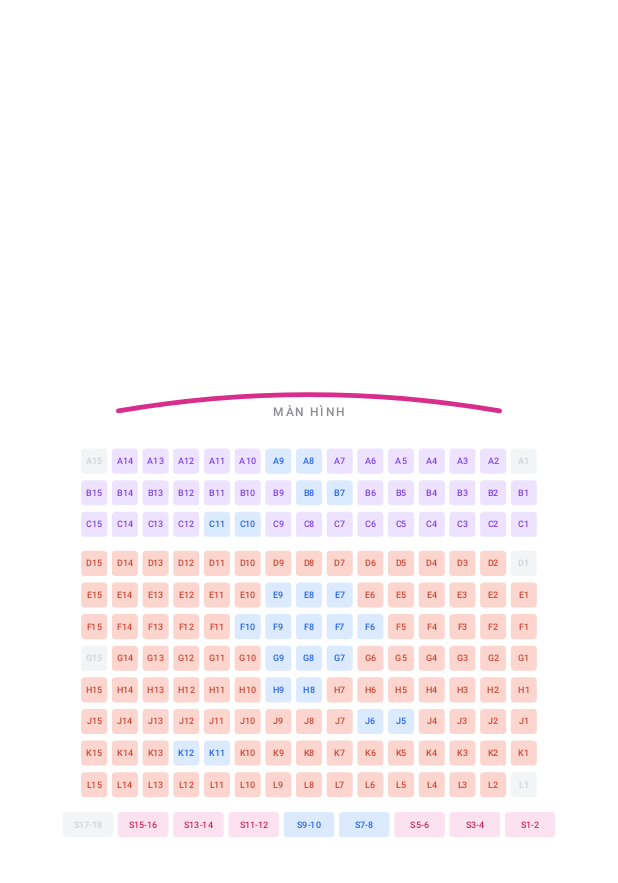
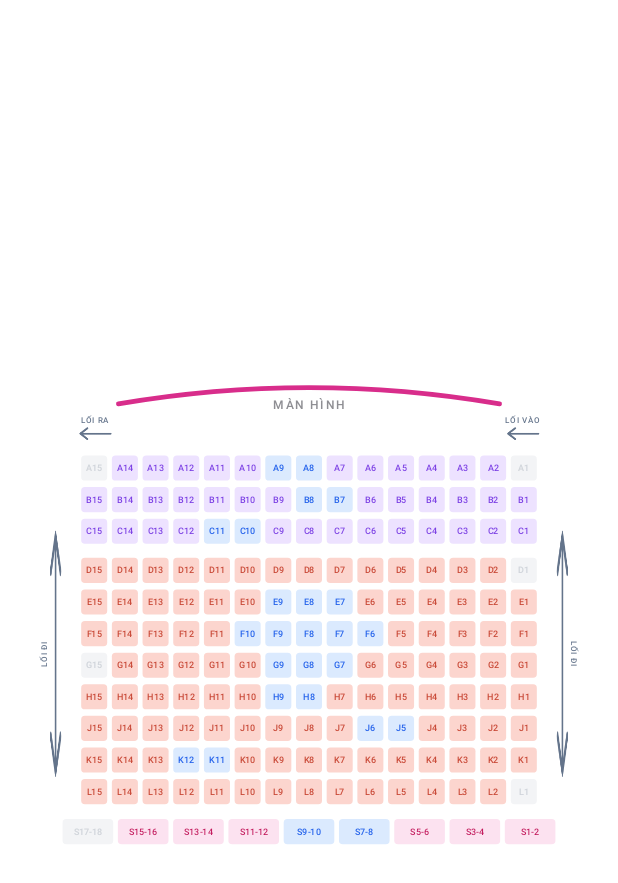
Before and after one commit to FlyingCat-0202/Cinema-seat, an Android app built with Jetpack Compose: the screen it shows after launch (MainActivity), on a phone screen of 412 x 824 dp. Shown: the top 883 px of the screen. Run offline under Robolectric (Android 15) with nearby library versions, the phone set to English and light mode, and no system bars.

Commit message:
add arrows to navigate entrances along with texts

```diff
--- a/app/src/main/java/com/example/cinemaseat/model/CinemaLayoutGenerator.kt
+++ b/app/src/main/java/com/example/cinemaseat/model/CinemaLayoutGenerator.kt
@@ -7,7 +7,7 @@ import androidx.compose.ui.geometry.Rect
  * - Hàng A, B, C (Ghế Thường): 3 hàng x 15 ghế (đánh số 15 -> 1 từ trái sang phải) = 45 ghế
  * - Hàng D, E, F, G, H, J, K, L (Ghế VIP, bỏ qua chữ I): 8 hàng x 15 ghế = 120 ghế
  * - Hàng S (Ghế Đôi / Sweetbox): 1 hàng x 9 ghế đôi = 9 ghế đôi
- * Tổng: 174 ghế + 1 Màn hình + 2 Lối đi hai bên = 177 đối tượng (đạt chuẩn 150–250 đối tượng).
+ * Tổng: 174 ghế + 1 Màn hình + 3 Lối đi (trái, phải, và hành lang Ra/Vào phía trên) = 178 đối tượng (đạt chuẩn 150–250 đối tượng).
  */
 object CinemaLayoutGenerator {
 
@@ -48,7 +48,7 @@ object CinemaLayoutGenerator {
             bottom = 104f
         )
 
-        var currentY = 185f
+        var currentY = 215f
 
         // --- KHU 1: GHẾ THƯỜNG (Hàng A, B, C - 3 hàng x 15 = 45 ghế) ---
         val standardRows = listOf("A", "B", "C")
@@ -115,27 +115,41 @@ object CinemaLayoutGenerator {
         }
         currentY += SEAT_HEIGHT + ROW_GAP_Y
 
-        val seatsTop = 180f
+        val seatsTop = 210f
         val seatsBottom = currentY + 8f
         val worldHeight = seatsBottom + 56f
+        val corridorLeft = LEFT_MARGIN - 12f
+        val corridorRight = contentRight + 20f + SIDE_AISLE_WIDTH + 12f
 
         val entrances = listOf(
+            // 1. Lối đi dọc bên trái (mũi tên 2 chiều lên/xuống)
             Entrance(
-                label = "LỐI ĐI",
+                label = "LỐI ĐI TRÁI",
                 bounds = Rect(
-                    left = LEFT_MARGIN - 12f,
+                    left = corridorLeft,
                     top = seatsTop,
                     right = LEFT_MARGIN + SIDE_AISLE_WIDTH,
                     bottom = seatsBottom
                 )
             ),
+            // 2. Lối đi dọc bên phải (mũi tên 2 chiều lên/xuống)
             Entrance(
-                label = "LỐI ĐI",
+                label = "LỐI ĐI PHẢI",
                 bounds = Rect(
                     left = contentRight + 20f,
                     top = seatsTop,
-                    right = contentRight + 20f + SIDE_AISLE_WIDTH + 12f,
+                    right = corridorRight,
                     bottom = seatsBottom
+                )
+            ),
+            // 3. Hành lang ngang phía trên (gom cả đầu Ra bên trái & đầu Vào bên phải thành 1 Entrance)
+            Entrance(
+                label = "RA / VÀO",
+                bounds = Rect(
+                    left = corridorLeft,
+                    top = 148f,
+                    right = corridorRight,
+                    bottom = 198f
                 )
             )
         )
--- a/app/src/main/java/com/example/cinemaseat/ui/components/CinemaCanvas.kt
+++ b/app/src/main/java/com/example/cinemaseat/ui/components/CinemaCanvas.kt
@@ -14,14 +14,20 @@ import androidx.compose.ui.graphics.Color
 import androidx.compose.ui.graphics.Path
 import androidx.compose.ui.graphics.StrokeCap
 import androidx.compose.ui.graphics.drawscope.Stroke
+import androidx.compose.ui.graphics.drawscope.rotate
+import androidx.compose.ui.graphics.drawscope.translate
 import androidx.compose.ui.graphics.drawscope.withTransform
+import androidx.compose.ui.graphics.vector.ImageVector
+import androidx.compose.ui.graphics.vector.rememberVectorPainter
 import androidx.compose.ui.platform.LocalDensity
+import androidx.compose.ui.res.vectorResource
 import androidx.compose.ui.text.TextStyle
 import androidx.compose.ui.text.drawText
 import androidx.compose.ui.text.font.FontWeight
 import androidx.compose.ui.text.rememberTextMeasurer
 import androidx.compose.ui.tooling.preview.Preview
 import androidx.compose.ui.unit.sp
+import com.example.cinemaseat.R
 import com.example.cinemaseat.model.CinemaLayoutGenerator
 import com.example.cinemaseat.model.Seat
 import com.example.cinemaseat.model.SeatStatus
@@ -57,6 +63,18 @@ fun CinemaCanvas(
             letterSpacing = with(density) { 4f.toSp() }
         )
     }
+    val entranceTextStyle = remember(density) {
+        val fontSp = with(density) { 18f.toSp() }
+        TextStyle(
+            color = Color(0xFF64748B),
+            fontSize = fontSp,
+            fontWeight = FontWeight.SemiBold,
+            letterSpacing = with(density) { 1.5f.toSp() }
+        )
+    }
+
+    val monoarrow = rememberVectorPainter(ImageVector.vectorResource(R.drawable.mono_direction_arrow))
+    val biarrow = rememberVectorPainter(ImageVector.vectorResource(R.drawable.bidirection_arrow))
 
     Box(
         modifier = modifier
@@ -126,6 +144,80 @@ fun CinemaCanvas(
                         )
                     )
                 }
+
+                for (entrance in hall.entrances) {
+                    if (entrance.label == "RA / VÀO") {
+                        val arrowW = 80f
+                        val arrowH = 40f
+
+                        // 1. Mũi tên đơn trái + chữ "LỐI RA" phía trên
+                        val leftArrowX = entrance.bounds.left + arrowW
+                        translate(left = leftArrowX, top = entrance.bounds.top) {
+                            with(monoarrow) {
+                                draw(size = Size(arrowW, arrowH))
+                            }
+                        }
+
+                        val exitText = textMeasurer.measure("LỐI RA", style = entranceTextStyle)
+                        drawText(
+                            textLayoutResult = exitText,
+                            topLeft = Offset(
+                                x = leftArrowX + arrowW / 2f - exitText.size.width / 2f,
+                                y = entrance.bounds.top - exitText.size.height + 2f
+                            )
+                        )
+
+                        // 2. Mũi tên đơn phải + chữ "LỐI VÀO" phía trên
+                        val rightArrowX = entrance.bounds.right - arrowW * 2
+                        translate(left = rightArrowX, top = entrance.bounds.top) {
+                            with(monoarrow) {
+                                draw(size = Size(arrowW, arrowH))
+                            }
+                        }
+
+                        val entryText = textMeasurer.measure("LỐI VÀO", style = entranceTextStyle)
+                        drawText(
+                            textLayoutResult = entryText,
+                            topLeft = Offset(
+                                x = rightArrowX + arrowW / 2f - entryText.size.width / 2f,
+                                y = entrance.bounds.top - entryText.size.height + 2f
+                            )
+                        )
+                    } else {
+                        val arrowWidth = 35f
+                        val arrowHeight = 600f
+
+                        translate(
+                            left = entrance.bounds.center.x - arrowWidth / 2f,
+                            top = entrance.bounds.center.y - arrowHeight / 2f
+                        ) {
+                            with(biarrow) {
+                                draw(size = Size(arrowWidth, arrowHeight))
+                            }
+                        }
+
+                        val isLeftAisle = entrance.label == "LỐI ĐI TRÁI"
+                        val rotationAngle = if (isLeftAisle) -90f else 90f
+                        val sideOffset = if (isLeftAisle) -24f else 24f
+                        val labelCenter = Offset(
+                            x = entrance.bounds.center.x + sideOffset,
+                            y = entrance.bounds.center.y
+                        )
+                        val aisleText = textMeasurer.measure("LỐI ĐI", style = entranceTextStyle)
+
+                        rotate(degrees = rotationAngle, pivot = labelCenter) {
+                            drawText(
+                                textLayoutResult = aisleText,
+                                topLeft = Offset(
+                                    x = labelCenter.x - aisleText.size.width / 2f,
+                                    y = labelCenter.y - aisleText.size.height / 2f
+                                )
+                            )
+                        }
+                    }
+                }
+
+
             }
         }
     }
--- /dev/null
+++ b/app/src/main/res/drawable/bidirection_arrow.xml
@@ -0,0 +1,23 @@
+<vector xmlns:android="http://schemas.android.com/apk/res/android"
+    android:width="24dp"
+    android:height="64dp"
+    android:viewportWidth="24"
+    android:viewportHeight="64">
+    <path
+        android:pathData="M12,6 L12,58"
+        android:strokeColor="#64748B"
+        android:strokeWidth="2.5"
+        android:strokeLineCap="round" />
+    <path
+        android:pathData="M5,13 L12,5 L19,13"
+        android:strokeColor="#64748B"
+        android:strokeWidth="2.5"
+        android:strokeLineCap="round"
+        android:strokeLineJoin="round" />
+    <path
+        android:pathData="M5,51 L12,59 L19,51"
+        android:strokeColor="#64748B"
+        android:strokeWidth="2.5"
+        android:strokeLineCap="round"
+        android:strokeLineJoin="round" />
+</vector>
--- /dev/null
+++ b/app/src/main/res/drawable/mono_direction_arrow.xml
@@ -0,0 +1,17 @@
+<vector xmlns:android="http://schemas.android.com/apk/res/android"
+    android:width="48dp"
+    android:height="24dp"
+    android:viewportWidth="48"
+    android:viewportHeight="24">
+    <path
+        android:pathData="M44,12 L6,12"
+        android:strokeColor="#64748B"
+        android:strokeWidth="2.5"
+        android:strokeLineCap="round" />
+    <path
+        android:pathData="M14,5 L5,12 L14,19"
+        android:strokeColor="#64748B"
+        android:strokeWidth="2.5"
+        android:strokeLineCap="round"
+        android:strokeLineJoin="round" />
+</vector>
```
